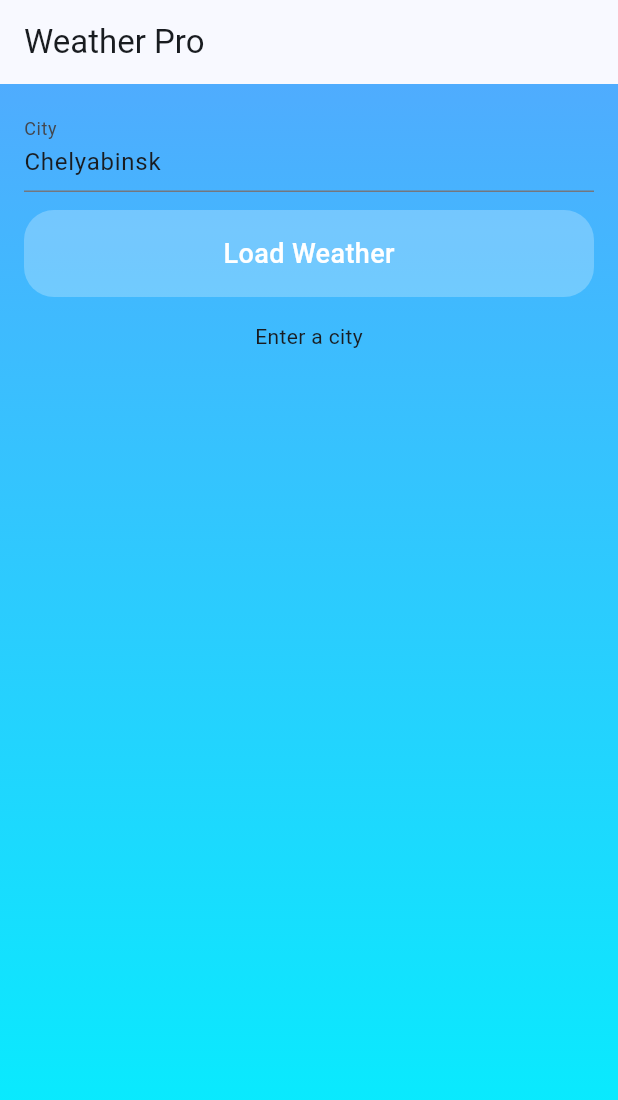
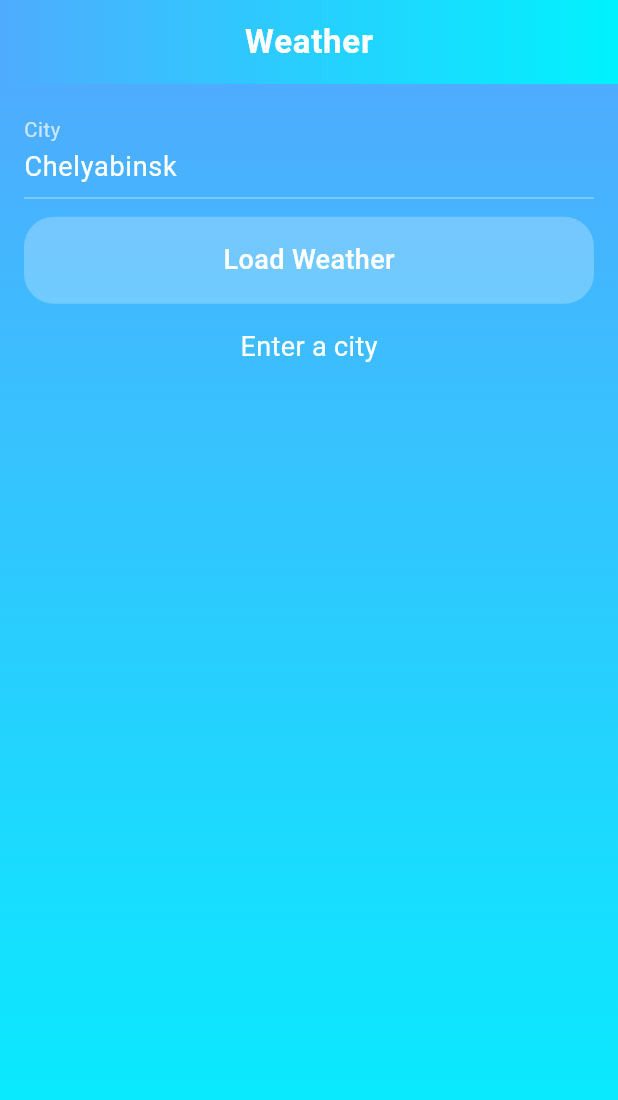
Before and after one commit to NikolayPlyasunov/my_weather_app, a Flutter app: the screen it shows after launch, on a phone screen of 412 x 824 dp. Shown: the top 1100 px of the screen. Run offline on Flutter 3.47's test engine with Material 3 defaults, Android fonts, the phone set to English and light mode, and no system bars; our stand-ins replace flutter_bloc, hive, weather_icons; accounts and stored records are empty.

Commit message:
appbar_edited

```diff
--- a/lib/src/features/weather/presentation/pages/home_page.dart
+++ b/lib/src/features/weather/presentation/pages/home_page.dart
@@ -17,9 +17,24 @@ class HomePage extends StatelessWidget {
       child: Scaffold(
         backgroundColor: Colors.transparent,
         appBar: AppBar(
-          title: const Text('Weather Pro'),
-          // backgroundColor: Colors.transparent,
-          elevation: 0,
+          title: const Text('Weather',
+             style: TextStyle(
+      color: Colors.white,
+      fontSize: 22,
+      fontWeight: FontWeight.w600,
+      letterSpacing: 0.5,
+      ),
+
+          ),
+          flexibleSpace: Container(
+    decoration: const BoxDecoration(
+      gradient: LinearGradient(
+        colors: [Color(0xFF4FACFE), Color(0xFF00F2FE)],
+      ),
+    ),
+
+          ),
+          centerTitle: true,
         ),
         body: Container(
           decoration: const BoxDecoration(
@@ -54,10 +69,29 @@ class _BodyState extends State<_Body> {
       padding: const EdgeInsets.all(16),
       child: Column(
         children: [
-          TextField(
-            controller: controller,
-            decoration: const InputDecoration(labelText: 'City'),
-          ),
+        TextField(
+  controller: controller,
+  style: const TextStyle(
+    color: Colors.white,
+    fontSize: 18,
+    fontWeight: FontWeight.w400,
+  ),
+  decoration: const InputDecoration(
+    labelText: 'City',
+    labelStyle: TextStyle(
+      color: Colors.white70,
+      fontSize: 18,
+      fontWeight: FontWeight.w400,
+    ),
+    enabledBorder: UnderlineInputBorder(
+      borderSide: BorderSide(color: Colors.white38),
+    ),
+    focusedBorder: UnderlineInputBorder(
+      borderSide: BorderSide(color: Colors.white),
+    ),
+  ),
+),
+
           const SizedBox(height: 12),
           GestureDetector(
             behavior: HitTestBehavior.opaque,
@@ -87,7 +121,15 @@ class _BodyState extends State<_Body> {
             builder: (context, state) {
               if (state.loading) return const CircularProgressIndicator();
               if (state.error != null) return Text('Error: ${state.error}');
-              if (state.temp == null) return const Text('Enter a city');
+              if (state.temp == null) {
+                return const Text(
+                'Enter a city',
+                style: TextStyle(
+                color: Colors.white,
+                fontSize: 18,
+                fontWeight: FontWeight.w400
+              ),);
+              }
 
               return Column(
                 children: [
--- a/lib/src/features/weather/presentation/widgets/weather_card.dart
+++ b/lib/src/features/weather/presentation/widgets/weather_card.dart
@@ -94,7 +94,7 @@ class WeatherCard extends StatelessWidget {
           style: TextStyle(
             fontSize: 20,
             fontWeight: FontWeight.w500,
-            color: isMax ? const Color(0xFFFFF9C4) : const Color(0xFFB3E5FC),
+            color: isMax ? const Color(0xFFFFF9C4) : const Color.fromARGB(255, 230, 247, 255),
           ),
         ),
       ],
```
Also changed, not shown: lib/src/features/weather/presentation/pages/forecast_page.dart (+23 -8 lines).
